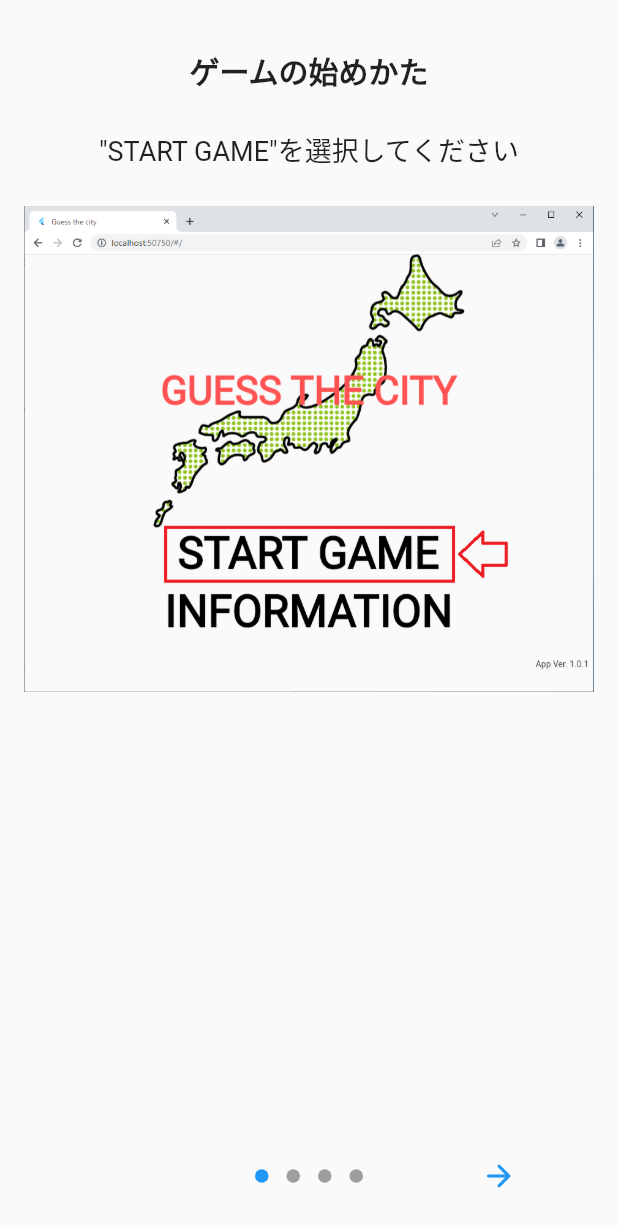
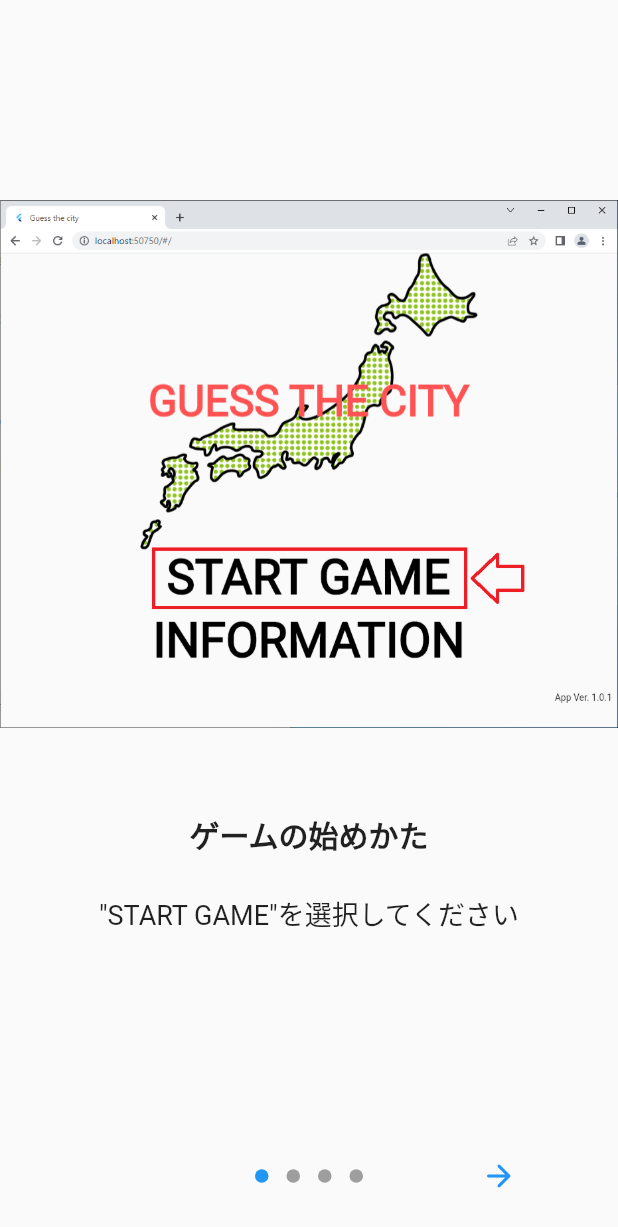
Before and after one commit to rtomooka/guess_the_city, a Flutter app: the InformationScreen screen opened by its route, on a phone screen of 412 x 824 dp. Shown: the top 1227 px of the screen. Run offline on Flutter 3.47's test engine with Material 2 defaults, Android fonts, the phone set to English and light mode, and no system bars; drawn by our look-alikes of introduction_screen; our stand-ins replace flutter_hooks, flutter_riverpod, freezed_annotation, go_router, package_info_plus, path_drawing; project files that could hold a hidden picture were left out.

Commit message:
画像と文字の比率を調整

```diff
--- a/lib/view/information_screen.dart
+++ b/lib/view/information_screen.dart
@@ -14,25 +14,28 @@ class InformationScreen extends StatelessWidget {
           scrollPhysics: const BouncingScrollPhysics(),
           pages: [
             PageViewModel(
-              reverse: true,
               title: 'ゲームの始めかた',
               body: '"START GAME"を選択してください',
-              footer: Image.asset(Assets.image.introduction1.path),
+              image: Image.asset(Assets.image.introduction1.path),
+              decoration: const PageDecoration(bodyFlex: 1, imageFlex: 2),
             ),
             PageViewModel(
               title: '遊び方',
               body: '画面上に表示される市を地図から選択してください',
-              footer: Image.asset(Assets.image.introduction2.path),
+              image: Image.asset(Assets.image.introduction2.path),
+              decoration: const PageDecoration(bodyFlex: 1, imageFlex: 2),
             ),
             PageViewModel(
               title: '遊び方',
               body: '正解すると白に変わります',
-              footer: Image.asset(Assets.image.introduction3.path),
+              image: Image.asset(Assets.image.introduction3.path),
+              decoration: const PageDecoration(bodyFlex: 1, imageFlex: 2),
             ),
             PageViewModel(
               title: '終わり方',
               body: 'ゲームを終了するときは、ブラウザを閉じてください',
-              footer: Image.asset(Assets.image.introduction4.path),
+              image: Image.asset(Assets.image.introduction4.path),
+              decoration: const PageDecoration(bodyFlex: 1, imageFlex: 2),
             ),
           ],
           onDone: () {
```
